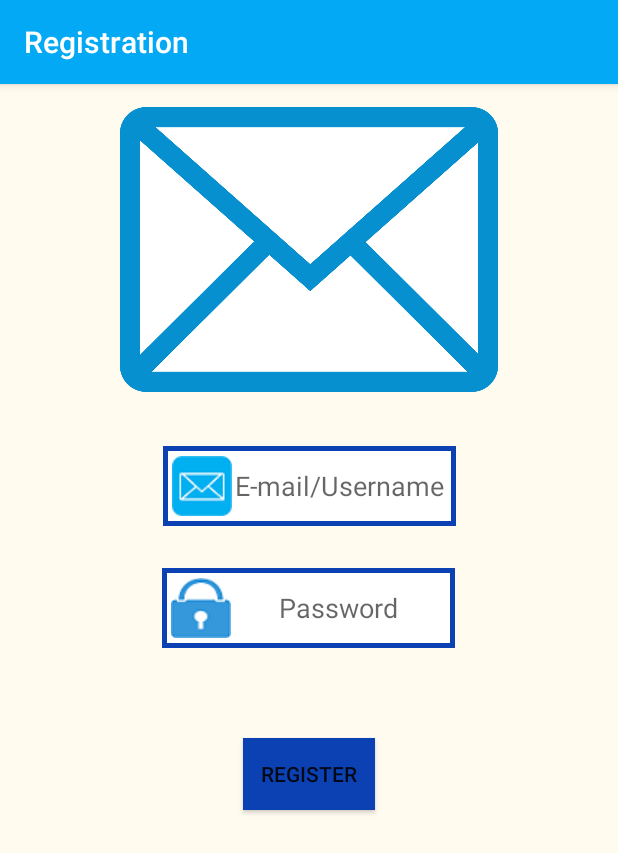
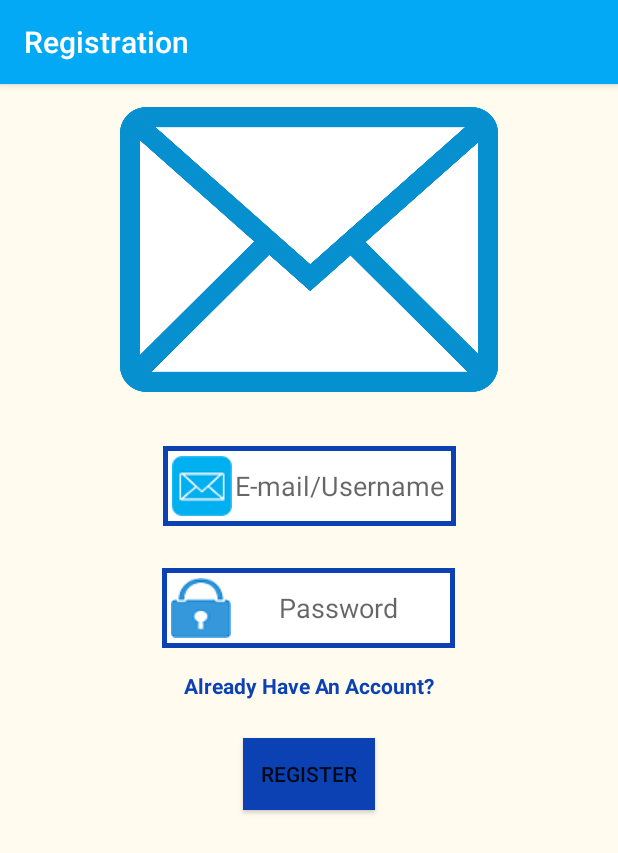
Before and after one commit to KrystianWojakiewicz/Connected, an Android app: the RegisterActivity screen opened directly, with no data from a screen before it, on a phone screen of 412 x 824 dp. Shown: the top 853 px of the screen. Run offline under Robolectric (Android 15) with nearby library versions, the phone set to English and light mode, and no system bars; our stand-ins replace Firebase (no records; nobody signed in at launch, a user with empty details on screens opened directly).

Commit message:
Already Have an Account Button.

```diff
--- a/app/src/main/java/com/example/connected/activities/MessageViewActivity.java
+++ b/app/src/main/java/com/example/connected/activities/MessageViewActivity.java
@@ -159,7 +159,7 @@ public class MessageViewActivity extends AppCompatActivity {
                 @Override
                 public void onComplete(@NonNull Task<Void> task) {
                     if(task.isSuccessful()) {
-                        Toast.makeText(MessageViewActivity.this, "Message sent Successfully", Toast.LENGTH_SHORT).show();
+                        Toast.makeText(MessageViewActivity.this, "Message received Successfully", Toast.LENGTH_SHORT).show();
                     }
                 }
             });
--- a/app/src/main/java/com/example/connected/activities/RegisterActivity.java
+++ b/app/src/main/java/com/example/connected/activities/RegisterActivity.java
@@ -11,6 +11,7 @@ import android.text.TextUtils;
 import android.view.View;
 import android.widget.Button;
 import android.widget.EditText;
+import android.widget.TextView;
 import android.widget.Toast;
 
 import com.example.connected.R;
@@ -30,6 +31,7 @@ public class RegisterActivity extends AppCompatActivity {
 
     EditText loginEditText;
     EditText passwordEditText;
+    TextView alreadyHaveAccTextView;
     ProgressDialog progressDialog;
     Button registerBtn;
 
@@ -43,7 +45,7 @@ public class RegisterActivity extends AppCompatActivity {
 
         this.loginEditText = findViewById(R.id.loginEditText);
         this.passwordEditText = findViewById(R.id.passwordEditText);
-
+        this.alreadyHaveAccTextView = findViewById(R.id.alreadyHaveAccTextView);
         this.registerBtn = findViewById(R.id.registerBtn);
     }
 
@@ -57,6 +59,13 @@ public class RegisterActivity extends AppCompatActivity {
             @Override
             public void onClick(View v) {
                 createNewUser();
+            }
+        });
+
+        this.alreadyHaveAccTextView.setOnClickListener(new View.OnClickListener() {
+            @Override
+            public void onClick(View v) {
+                goToLoginActivity();
             }
         });
 
--- a/app/src/main/res/layout/activity_register.xml
+++ b/app/src/main/res/layout/activity_register.xml
@@ -56,6 +56,20 @@
         app:layout_constraintStart_toStartOf="parent"
         app:layout_constraintTop_toBottomOf="@+id/registerImage" />
 
+    <TextView
+        android:id="@+id/alreadyHaveAccTextView"
+        android:layout_width="wrap_content"
+        android:layout_height="28dp"
+        android:layout_marginTop="12dp"
+        android:text="Already Have An Account?"
+        android:textColor="@color/colorButtons"
+        android:textStyle="bold"
+        app:layout_constraintBottom_toTopOf="@+id/registerBtn"
+        app:layout_constraintEnd_toEndOf="parent"
+        app:layout_constraintStart_toStartOf="parent"
+        app:layout_constraintTop_toBottomOf="@+id/passwordEditText"
+        app:layout_constraintVertical_bias="0.15" />
+
     <Button
         android:id="@+id/registerBtn"
         android:layout_width="wrap_content"
```
Also changed, not shown: app/src/main/java/com/example/connected/activities/SettingsActivity.java (+5 -6 lines).
